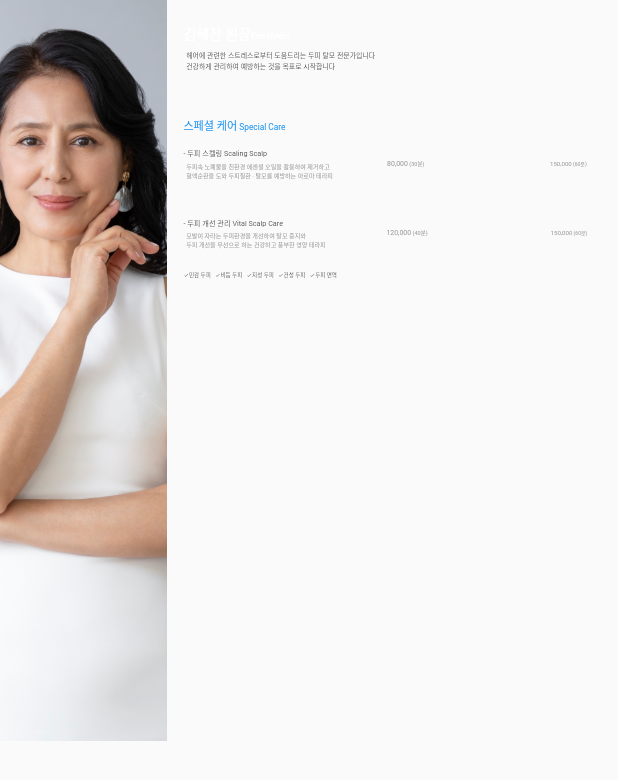
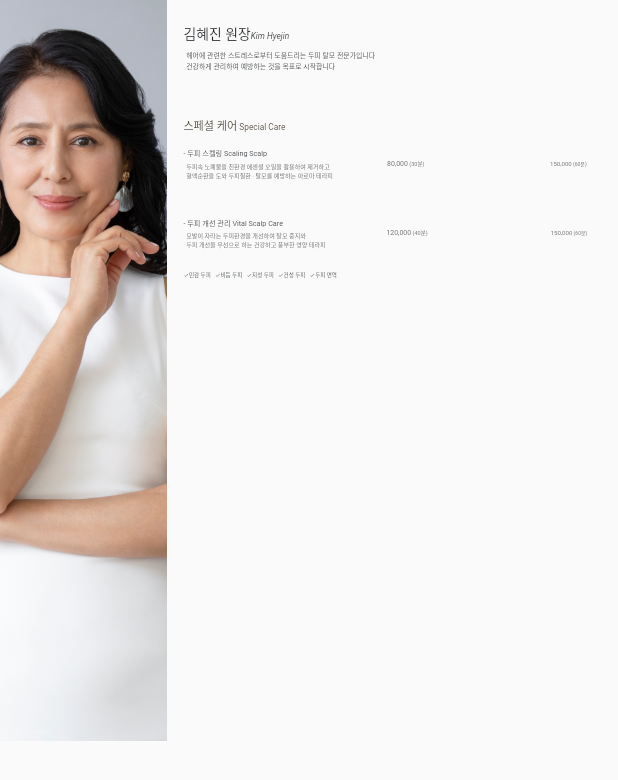
Before and after one commit to jeong-u-jeong/Menu_project, a Flutter app: the First widget shown alone on an empty page, opened directly, on a phone screen of 412 x 824 dp. Shown: the top 780 px of the screen. Run offline on Flutter 3.47's test engine with Material 2 defaults, Android fonts, the phone set to English and light mode, and no system bars; our stand-ins replace carousel_slider, flutter_screenutil.

Commit message:
컬러 수정사항 완료

```diff
--- a/lib/global_asset/global_style.dart
+++ b/lib/global_asset/global_style.dart
@@ -6,5 +6,5 @@ class GlobalStyle {
   static const Color dark = Color(0xff1e2225);
   static const Color menu_bg = Color(0xffded8d4);
   static const Color menu_text = Color(0xff443b32);
-
+  static const Color profile_sub = Color(0xff767676);
 }
--- a/lib/ui/page/designer_page.dart
+++ b/lib/ui/page/designer_page.dart
@@ -102,6 +102,7 @@ class First extends StatelessWidget {
                     style: TextStyle(
                       fontSize: 50.sp,
                       fontWeight: FontWeight.w500,
+                      color: GlobalStyle.dark,
                     ),
                     children: [
                       TextSpan(
@@ -110,6 +111,7 @@ class First extends StatelessWidget {
                           fontSize: 30.sp,
                           fontWeight: FontWeight.normal,
                           fontStyle: FontStyle.italic,
+                          color: GlobalStyle.dark,
                         ),
                       ),
                     ]
@@ -124,11 +126,13 @@ class First extends StatelessWidget {
                     Text('헤어에 관련한 스트레스로부터 도움드리는 두피 탈모 전문가입니다',
                       style: TextStyle(
                         fontSize: 25.sp,
+                        color: GlobalStyle.dark,
                       ),
                     ),
                     Text('건강하게 관리하여 예방하는 것을 목표로 시작합니다',
                       style: TextStyle(
                         fontSize: 25.sp,
+                        color: GlobalStyle.dark,
                       ),
                     ),
                   ],
@@ -143,13 +147,13 @@ class First extends StatelessWidget {
                         text: '스페셜 케어',
                         style: TextStyle(
                           fontSize: 40.sp,
-                          color: Colors.blue,
+                          color: GlobalStyle.menu_text,
                         ),
                         children: [TextSpan(
                           text: ' Special Care',
                           style: TextStyle(
                             fontSize: 30.sp,
-                            color: Colors.blue,
+                            color: GlobalStyle.menu_text,
                           ),
                         ),
                         ]
@@ -231,6 +235,7 @@ class Second extends StatelessWidget {
                     style: TextStyle(
                       fontSize: 50.sp,
                       fontWeight: FontWeight.w500,
+                      color: GlobalStyle.dark,
                     ),
                     children: [
                       TextSpan(
@@ -239,6 +244,7 @@ class Second extends StatelessWidget {
                           fontSize: 30.sp,
                           fontWeight: FontWeight.normal,
                           fontStyle: FontStyle.italic,
+                          color: GlobalStyle.dark,
                         ),
                       ),
                     ]
@@ -253,11 +259,13 @@ class Second extends StatelessWidget {
                     Text('모두의 건강과 스트레스를 날려드릴 두피 탈모 전문가입니다',
                       style: TextStyle(
                         fontSize: 25.sp,
+                        color: GlobalStyle.dark,
                       ),
                     ),
                     Text('문제를 정확하게 해결하여 도움드립니다',
                       style: TextStyle(
                         fontSize: 25.sp,
+                        color: GlobalStyle.dark,
                       ),
                     ),
                   ],
@@ -272,13 +280,13 @@ class Second extends StatelessWidget {
                         text: '스페셜 케어',
                         style: TextStyle(
                           fontSize: 40.sp,
-                          color: Colors.blue,
+                          color: GlobalStyle.menu_text,
                         ),
                         children: [TextSpan(
                           text: ' Special Care',
                           style: TextStyle(
                             fontSize: 30.sp,
-                            color: Colors.blue,
+                            color: GlobalStyle.menu_text,
                           ),
                         ),
                         ]
@@ -341,6 +349,7 @@ class Check extends StatelessWidget {
         Text(type,
           style: TextStyle(
             fontSize: 20.sp,
+            color: GlobalStyle.dark,
           ),)
       ],
     );
@@ -379,7 +388,8 @@ class SpecialCare extends StatelessWidget {
             children: [
               Text(title,
                 style: TextStyle(
-                  fontSize: 26.sp
+                  fontSize: 26.sp,
+                  color: GlobalStyle.dark,
                 ),
               ),
               Container(
@@ -390,12 +400,12 @@ class SpecialCare extends StatelessWidget {
                     Text(contents1,
                       style: TextStyle(
                         fontSize: 22.sp,
-                        color: Colors.grey,
+                        color: GlobalStyle.profile_sub,
                       ),),
                     Text(contents2,
                       style: TextStyle(
                         fontSize: 22.sp,
-                        color: Colors.grey,
+                        color: GlobalStyle.profile_sub,
                       ),
                     ),
                   ],
@@ -414,7 +424,7 @@ class SpecialCare extends StatelessWidget {
                     text: price1,
                     style: TextStyle(
                       fontSize: 25.sp,
-                      color: Colors.grey,
+                      color: GlobalStyle.profile_sub,
                     ),
                     children: [TextSpan(
                       text: ' ($time1분)',
@@ -431,7 +441,7 @@ class SpecialCare extends StatelessWidget {
                     text: price2,
                     style: TextStyle(
                       fontSize: 22.sp,
-                      color: Colors.grey,
+                      color: GlobalStyle.profile_sub,
                     ),
                     children: [TextSpan(
                       text: ' ($time2분)',
```
Also changed, not shown: lib/ui/page/home_page.dart (+19 -9 lines).
